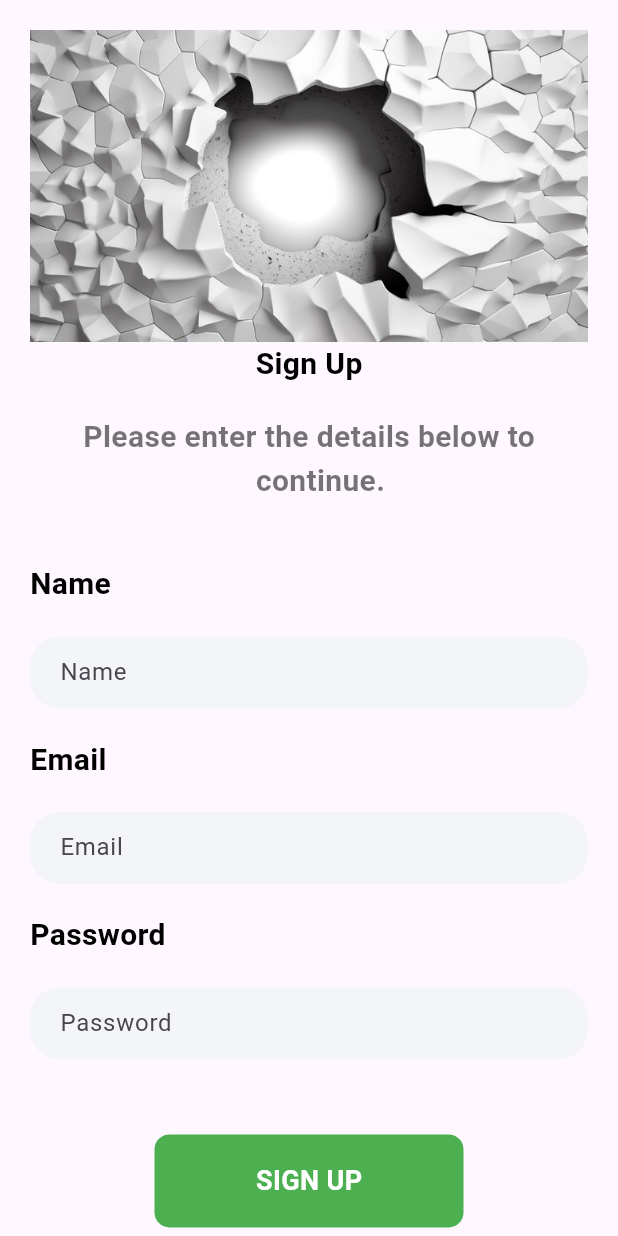
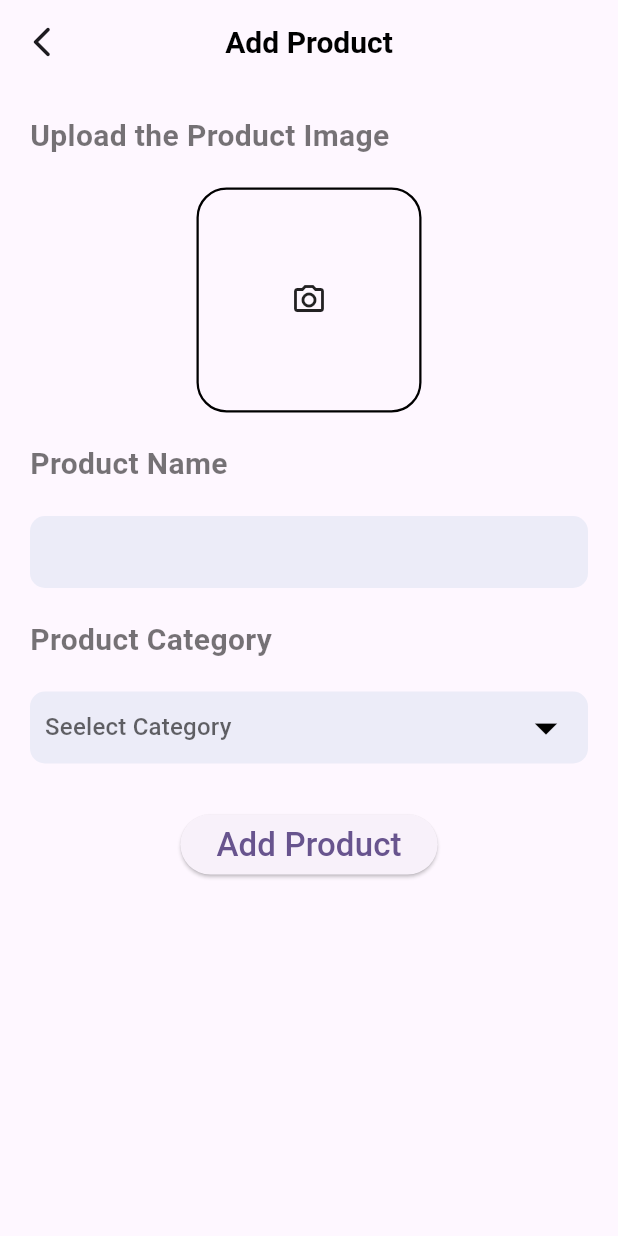
Before and after one commit to TranHuuThais/Flutter_ShoppingApp, a Flutter app: the screen it shows after launch, on a phone screen of 412 x 824 dp. Run offline on Flutter 3.47's test engine with Material 3 defaults, Android fonts, the phone set to English and light mode, and no system bars; our stand-ins replace cloud_firestore, curved_navigation_bar, firebase_auth, firebase_core, firebase_storage, image_picker and 2 more; accounts and stored records are empty.

Commit message:
first commit

```diff
--- /dev/null
+++ b/lib/admin/add_product.dart
@@ -0,0 +1,188 @@
+import 'dart:io';
+
+import 'package:firebase_storage/firebase_storage.dart';
+import 'package:flutter/material.dart';
+import 'package:image_picker/image_picker.dart';
+import 'package:random_string/random_string.dart';
+import 'package:shoppingapp/services/database.dart';
+import 'package:shoppingapp/widget/support_widget.dart';
+
+class AddProduct extends StatefulWidget {
+  const AddProduct({super.key});
+
+  @override
+  State<AddProduct> createState() => _AddProductState();
+}
+
+class _AddProductState extends State<AddProduct> {
+  final ImagePicker _picker = ImagePicker();
+  File? selectedImage;
+  TextEditingController namecontroller = new TextEditingController();
+
+  Future getImage() async {
+    var image = await _picker.pickImage(source: ImageSource.gallery);
+    if (image != null) {
+      setState(() {
+        selectedImage = File(image.path);
+      });
+    }
+  }
+
+  UploadItem() async {
+    if (selectedImage != null && namecontroller.text != "") {
+      String addId = randomAlphaNumeric(10);
+      Reference firebaseStorageRef =
+          FirebaseStorage.instance.ref().child("blogImage").child(addId);
+      final UploadTask task = firebaseStorageRef.putFile(selectedImage!);
+      var dowloadUrl = await (await task).ref.getDownloadURL();
+
+      Map<String, dynamic> addProduct = {
+        "Name": namecontroller.text,
+        "Image": dowloadUrl,
+      };
+      await DatabaseMethods().addProduct(addProduct, value!).then((value) {});
+      selectedImage = null;
+      namecontroller.text = "";
+      ScaffoldMessenger.of(context).showSnackBar(SnackBar(
+          backgroundColor: Colors.redAccent,
+          content: const Text(
+            "product has been uploaded Successfully!!!",
+            style: TextStyle(fontSize: 20.0),
+          )));
+    }
+  }
+
+  String? value;
+  final List<String> categoryitem = ['Watch', 'Laptop', 'TV', 'Headphones'];
+  @override
+  Widget build(BuildContext context) {
+    return Scaffold(
+      appBar: AppBar(
+        leading: GestureDetector(
+            onTap: () {
+              Navigator.pop(context);
+            },
+            child: Icon(Icons.arrow_back_ios_new_rounded)),
+        title: Text(
+          "Add Product",
+          style: AppWidget.semiBoldTextFeildStyle(),
+        ),
+        centerTitle: true,
+      ),
+      body: Container(
+        margin: EdgeInsets.only(left: 20.0, top: 20.0, right: 20.0),
+        child: Column(
+          crossAxisAlignment: CrossAxisAlignment.start,
+          children: [
+            Text(
+              "Upload the Product Image",
+              style: AppWidget.LightTextFeildStyle(),
+            ),
+            SizedBox(
+              height: 20.0,
+            ),
+         selectedImage==null?   GestureDetector(
+              onTap: (){
+                getImage();
+              },
+              child: Center(
+                child: Container(
+                    height: 150,
+                    width: 150,
+                    decoration: BoxDecoration(
+                        border: Border.all(color: Colors.black, width: 1.5),
+                        borderRadius: BorderRadius.circular(20)),
+                    child: Icon(Icons.camera_alt_outlined)
+                    ),
+              ),
+            ): Material(
+              elevation: 4.0,
+              borderRadius: BorderRadius.circular(20),
+              child:  Container(
+                    height: 150,
+                    width: 150,
+                    decoration: BoxDecoration(
+                        border: Border.all(color: Colors.black, width: 1.5),
+                        borderRadius: BorderRadius.circular(20)),
+                    child:Image.file(selectedImage!, fit: BoxFit.cover,),
+              ),
+            ) ,
+            SizedBox(
+              height: 20.0,
+            ),
+            Text(
+              "Product Name ",
+              style: AppWidget.LightTextFeildStyle(),
+            ),
+            SizedBox(
+              height: 20.0,
+            ),
+            Container(
+              padding: EdgeInsets.symmetric(horizontal: 20.0),
+              width: MediaQuery.of(context).size.width,
+              decoration: BoxDecoration(
+                  color: Color(0xffececf8),
+                  borderRadius: BorderRadius.circular(10)),
+              child: TextField(
+                controller: namecontroller,
+                decoration: InputDecoration(border: InputBorder.none),
+              ),
+            ),
+            SizedBox(
+              height: 20.0,
+            ),
+            Text(
+              "Product Category ",
+              style: AppWidget.LightTextFeildStyle(),
+            ),
+            SizedBox(
+              height: 20.0,
+            ),
+            Container(
+                padding: EdgeInsets.symmetric(horizontal: 10.0),
+                width: MediaQuery.of(context).size.width,
+                decoration: BoxDecoration(
+                    color: Color(0xffececf8),
+                    borderRadius: BorderRadius.circular(10)),
+                child: DropdownButtonHideUnderline(
+                  child: DropdownButton<String>(
+                    items: categoryitem
+                        .map((item) => DropdownMenuItem(
+                            value: item,
+                            child: Text(
+                              item, // Display the item value here
+                              style: AppWidget.semiBoldTextFeildStyle(),
+                            )))
+                        .toList(),
+                    onChanged: ((Value) => setState(() {
+                          this.value = Value;
+                        })),
+                    dropdownColor: Colors.white,
+                    hint: Text("Seelect Category"),
+                    iconSize: 36,
+                    icon: Icon(
+                      Icons.arrow_drop_down,
+                      color: Colors.black,
+                    ),
+                    value: value,
+                  ),
+                )),
+            SizedBox(
+              height: 30.0,
+            ),
+            Center(
+                child: ElevatedButton(
+              onPressed: () {
+                UploadItem();
+              },
+              child: Text(
+                "Add Product",
+                style: TextStyle(fontSize: 22.0),
+              ),
+            ))
+          ],
+        ),
+      ),
+    );
+  }
+}
--- a/lib/main.dart
+++ b/lib/main.dart
@@ -1,5 +1,7 @@
 import 'package:firebase_core/firebase_core.dart';
 import 'package:flutter/material.dart';
+import 'package:shoppingapp/admin/add_product.dart';
+import 'package:shoppingapp/admin/admin_login.dart';
 import 'package:shoppingapp/pages/bottomnav.dart';
 import 'package:shoppingapp/pages/home.dart';
 import 'package:shoppingapp/pages/login.dart';
@@ -42,7 +44,7 @@ class MyApp extends StatelessWidget {
         colorScheme: ColorScheme.fromSeed(seedColor: Colors.deepPurple),
         useMaterial3: true,
       ),
-      home: SignUp()
+      home: AddProduct()
     );
   }
 }
--- a/lib/pages/signup.dart
+++ b/lib/pages/signup.dart
@@ -4,6 +4,7 @@ import 'package:random_string/random_string.dart';
 import 'package:shoppingapp/pages/bottomnav.dart';
 import 'package:shoppingapp/pages/login.dart';
 import 'package:shoppingapp/services/database.dart';
+import 'package:shoppingapp/services/shared_pref.dart';
 import 'package:shoppingapp/widget/support_widget.dart';
 
 class SignUp extends StatefulWidget {
@@ -33,6 +34,11 @@ class _SignUpState extends State<SignUp> {
               style: TextStyle(fontSize: 20.0),
             )));
         String Id = randomAlphaNumeric(10);
+        await SharedPreferenceHelper().saveUserEmail(emailcontroller.text);
+        await SharedPreferenceHelper().saveUserId(Id);
+        await SharedPreferenceHelper().saveUserName(namecontroller.text);
+        await SharedPreferenceHelper().saveUserImage(
+            "https://firebasestorage.googleapis.com/v0/b/barberapp-ebcc1.appspot.com/o/icon1.png?alt=media&token=0fad24a5-a01b-4d67-b4a0-676fbc75b34a");
         Map<String, dynamic> userInfoMap = {
           "Name": namecontroller.text,
           "Email": emailcontroller.text,
--- a/lib/services/database.dart
+++ b/lib/services/database.dart
@@ -1,4 +1,5 @@
 import 'package:cloud_firestore/cloud_firestore.dart';
+
 
 class DatabaseMethods {
   Future addUserDetails(Map<String, dynamic> userInfoMap, String id) async {
@@ -7,4 +8,10 @@ class DatabaseMethods {
         .doc(id)
         .set(userInfoMap);
   }
+
+  Future addProduct(Map<String, dynamic> userInfoMap, String categoryname) async {
+    return await FirebaseFirestore.instance
+        .collection(categoryname)
+        .add(userInfoMap);
+  }
 }
--- a/pubspec.yaml
+++ b/pubspec.yaml
@@ -16,6 +16,9 @@ dependencies:  # Correct section
   firebase_core:
   firebase_auth:
   random_string: ^2.3.1
+  shared_preferences:
+  image_picker:
+  firebase_storage:
 
 dev_dependencies:
   flutter_test:
```
Also changed, not shown: lib/admin/admin_login.dart (added, +125 -0 lines), lib/admin/home_admin.dart (added, +15 -0 lines), lib/services/shared_pref.dart (added, +48 -0 lines), pubspec.lock, 6 other files.
